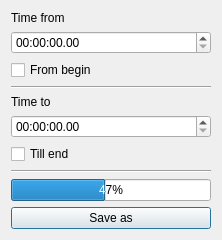
The window that src/forms/CropAudio/cropaudio.ui (Rasakhatskiy/Labs_S3_OOOP_Project) describes before a commit, drawn with Qt 5.
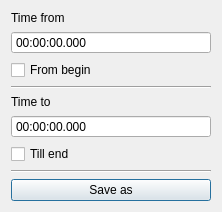
The same window after the commit.

The edit to the form file:
```diff
--- a/src/forms/CropAudio/cropaudio.ui
+++ b/src/forms/CropAudio/cropaudio.ui
@@ -7,7 +7,7 @@
     <x>0</x>
     <y>0</y>
     <width>222</width>
-    <height>230</height>
+    <height>203</height>
    </rect>
   </property>
   <property name="windowTitle">
@@ -35,8 +35,11 @@
        <verstretch>0</verstretch>
       </sizepolicy>
      </property>
+     <property name="buttonSymbols">
+      <enum>QAbstractSpinBox::NoButtons</enum>
+     </property>
      <property name="displayFormat">
-      <string>HH:mm:ss.zz</string>
+      <string>HH:mm:ss.zzz</string>
      </property>
     </widget>
    </item>
@@ -81,8 +84,14 @@
        <verstretch>0</verstretch>
       </sizepolicy>
      </property>
+     <property name="buttonSymbols">
+      <enum>QAbstractSpinBox::NoButtons</enum>
+     </property>
+     <property name="correctionMode">
+      <enum>QAbstractSpinBox::CorrectToNearestValue</enum>
+     </property>
      <property name="displayFormat">
-      <string>HH:mm:ss.zz</string>
+      <string>HH:mm:ss.zzz</string>
      </property>
     </widget>
    </item>
@@ -106,13 +115,6 @@
      </property>
     </widget>
    </item>
-   <item>
-    <widget class="QProgressBar" name="progressBar">
-     <property name="value">
-      <number>47</number>
-     </property>
-    </widget>
-   </item>
    <item>
     <widget class="QPushButton" name="pushButton_saveAs">
      <property name="text">
```
Left out of the diff: 2 changed lines with no effect on the pictures.
